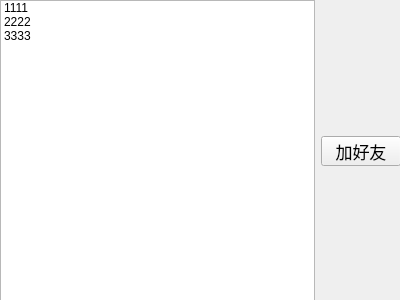
Old version of the form TcpClient/online.ui in the repository 1cefrO9/netstorage.
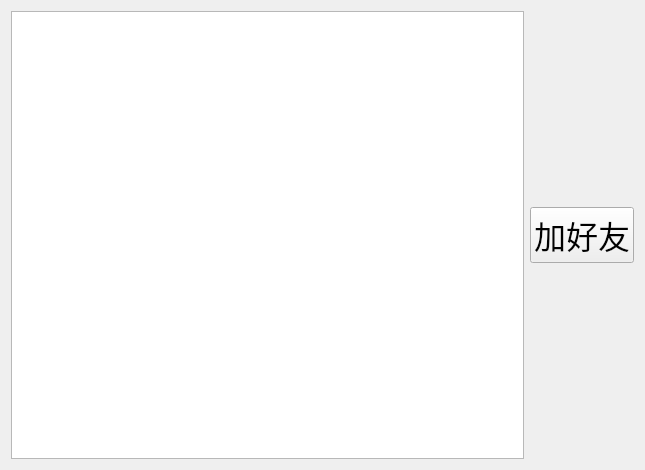
New version of the form.

Commit message: add friend and fix online.ui display

```diff
--- a/TcpClient/online.ui
+++ b/TcpClient/online.ui
@@ -6,40 +6,23 @@
    <rect>
     <x>0</x>
     <y>0</y>
-    <width>400</width>
-    <height>300</height>
+    <width>645</width>
+    <height>470</height>
    </rect>
   </property>
   <property name="windowTitle">
    <string>Form</string>
   </property>
-  <widget class="QWidget" name="">
-   <property name="geometry">
-    <rect>
-     <x>0</x>
-     <y>0</y>
-     <width>401</width>
-     <height>301</height>
-    </rect>
-   </property>
+  <layout class="QVBoxLayout" name="verticalLayout_2">
+   <item>
    <layout class="QHBoxLayout" name="horizontalLayout">
     <item>
      <widget class="QListWidget" name="online_lw">
-      <item>
-       <property name="text">
-        <string>1111</string>
+       <property name="font">
+        <font>
+         <pointsize>16</pointsize>
+        </font>
        </property>
-      </item>
-      <item>
-       <property name="text">
-        <string>2222</string>
-       </property>
-      </item>
-      <item>
-       <property name="text">
-        <string>3333</string>
-       </property>
-      </item>
      </widget>
     </item>
     <item>
@@ -52,29 +35,17 @@
         <property name="sizeHint" stdset="0">
          <size>
           <width>20</width>
-          <height>88</height>
+           <height>98</height>
          </size>
         </property>
        </spacer>
       </item>
       <item>
        <widget class="QPushButton" name="addFriend_pb">
-        <property name="minimumSize">
-         <size>
-          <width>0</width>
-          <height>30</height>
-         </size>
-        </property>
-        <property name="maximumSize">
-         <size>
-          <width>16777215</width>
-          <height>30</height>
-         </size>
-        </property>
         <property name="font">
          <font>
-          <family>JetBrainsMono NF</family>
-          <pointsize>13</pointsize>
+           <family>Adobe 宋体 Std L</family>
+           <pointsize>24</pointsize>
          </font>
         </property>
         <property name="text">
@@ -90,7 +61,7 @@
         <property name="sizeHint" stdset="0">
          <size>
           <width>20</width>
-          <height>88</height>
+           <height>98</height>
          </size>
         </property>
        </spacer>
@@ -98,7 +69,8 @@
      </layout>
     </item>
    </layout>
-  </widget>
+   </item>
+  </layout>
  </widget>
  <resources/>
  <connections/>
```
Lines whose indentation alone changed are shown as unchanged. The commit also changes 34 other files.
